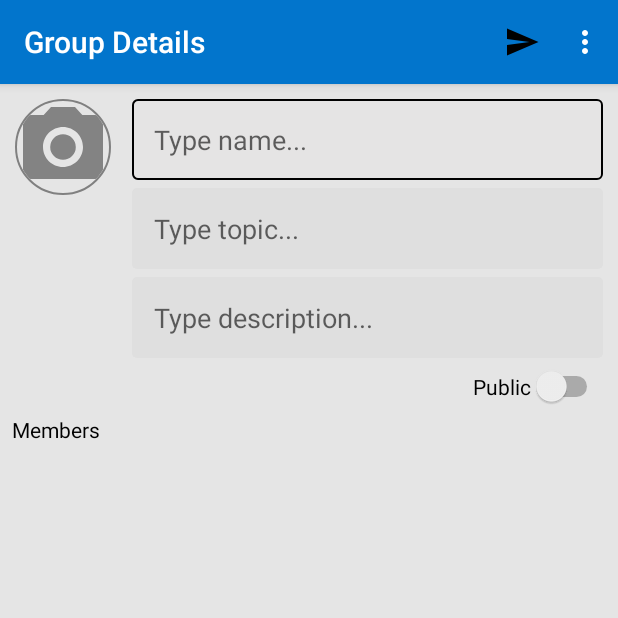
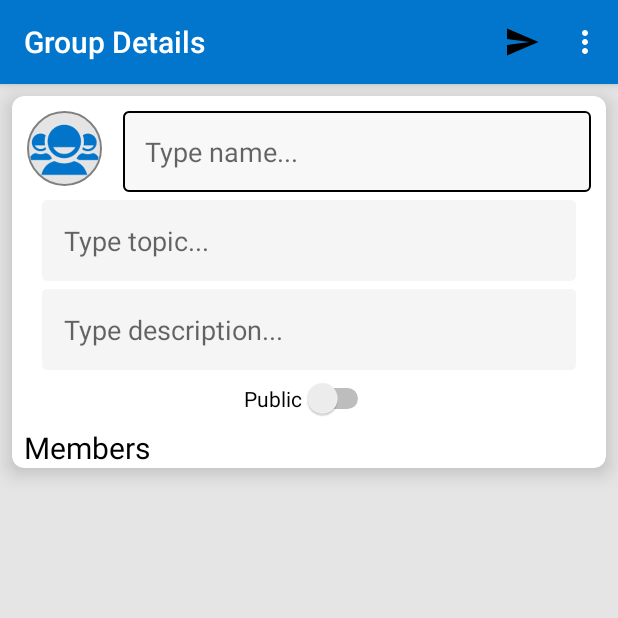
Before and after one commit to kunalms/Scintillato_chat, an Android app: the Group_Details screen opened directly, with no data from a screen before it, on a phone screen of 412 x 824 dp, the top half of it. Run offline under Robolectric (Android 15) with nearby library versions, the light colour scheme and no system bars; our stand-ins replace CircleImageView, Picasso; libraries missing offline, so code that uses them is left out: com.theartofdev.edmodo; pictures from the network do not load.

Commit message:
chat page ui done
image button onclick listner left

```diff
--- a/ScintillatoChat/app/src/main/java/com/scintillato/scintillatochat/Chat_Message_Single.java
+++ b/ScintillatoChat/app/src/main/java/com/scintillato/scintillatochat/Chat_Message_Single.java
@@ -10,12 +10,12 @@ import android.database.Cursor;
 import android.graphics.Bitmap;
 import android.icu.text.SimpleDateFormat;
 import android.icu.util.Calendar;
-import com.getbase.floatingactionbutton.FloatingActionButton;
 import com.squareup.picasso.Picasso;
 import com.timehop.stickyheadersrecyclerview.StickyRecyclerHeadersDecoration;
 
 import android.os.AsyncTask;
 import android.os.Environment;
+import android.support.design.widget.FloatingActionButton;
 import android.support.v7.app.AppCompatActivity;
 import android.os.Bundle;
 import android.support.v7.view.ActionMode;
@@ -110,7 +110,6 @@ public class Chat_Message_Single extends AppCompatActivity implements Chat_Messa
         relativeLayout=(RelativeLayout)activityName.findViewById(R.id.rl_custom_actionbar_layout);
         back=(ImageView)activityName.findViewById(R.id.iv_custom_actionbar_layout_back);
         send=(FloatingActionButton) findViewById(R.id.btn_message_chat_single_send);
-        send.setImageResource(R.drawable.ic_send24);
         message=(EditText)findViewById(R.id.et_message_chat_single_message);
         chat_list=new ArrayList<>();
         chat_RecyclerView=(RecyclerView)findViewById(R.id.rv_message_chat_single_chat);
--- a/ScintillatoChat/app/src/main/res/drawable/ic_action_clock.xml
+++ b/ScintillatoChat/app/src/main/res/drawable/ic_action_clock.xml
@@ -1,6 +1,6 @@
 <vector xmlns:android="http://schemas.android.com/apk/res/android"
-        android:width="14dp"
-        android:height="14dp"
+        android:width="12dp"
+        android:height="12dp"
         android:viewportWidth="24.0"
         android:viewportHeight="24.0">
     <path
--- a/ScintillatoChat/app/src/main/res/drawable/ic_photo_camera_black_24dp.xml
+++ b/ScintillatoChat/app/src/main/res/drawable/ic_photo_camera_black_24dp.xml
@@ -4,9 +4,9 @@
         android:viewportWidth="24.0"
         android:viewportHeight="24.0">
     <path
-        android:fillColor="#838383"
+        android:fillColor="#f4f4f4"
         android:pathData="M12,12m-3.2,0a3.2,3.2 0,1 1,6.4 0a3.2,3.2 0,1 1,-6.4 0"/>
     <path
-        android:fillColor="#838383"
+        android:fillColor="#f4f4f4"
         android:pathData="M9,2L7.17,4L4,4c-1.1,0 -2,0.9 -2,2v12c0,1.1 0.9,2 2,2h16c1.1,0 2,-0.9 2,-2L22,6c0,-1.1 -0.9,-2 -2,-2h-3.17L15,2L9,2zM12,17c-2.76,0 -5,-2.24 -5,-5s2.24,-5 5,-5 5,2.24 5,5 -2.24,5 -5,5z"/>
 </vector>
--- a/ScintillatoChat/app/src/main/res/layout/group_details.xml
+++ b/ScintillatoChat/app/src/main/res/layout/group_details.xml
@@ -1,4 +1,3 @@
-
 <RelativeLayout xmlns:android="http://schemas.android.com/apk/res/android"
     xmlns:tools="http://schemas.android.com/tools"
     android:layout_width="match_parent"
@@ -7,15 +6,24 @@
     tools:context="com.scintillato.scintillatochat.Group_Details">
 
 
+    <android.support.v7.widget.CardView
+        android:layout_width="match_parent"
+        android:layout_height="wrap_content"
+        android:id="@+id/cardview_group_details"
+        android:layout_margin="8dp"
+        app:cardElevation="8dp"
+        app:cardCornerRadius="8dp">
+        <RelativeLayout
+            android:layout_width="match_parent"
+            android:layout_height="wrap_content">
 
             <de.hdodenhof.circleimageview.CircleImageView
                 android:id="@+id/iv_group_details_image"
-        android:layout_width="64dp"
-        android:layout_height="64dp"
+                android:layout_width="50dp"
+                android:layout_height="50dp"
                 android:layout_alignParentTop="true"
-        android:src="@drawable/ic_photo_camera_black_24dp"
+                android:src="@drawable/groupprofile100"
                 app:civ_border_color="@color/half_black"
-        app:civ_fill_color="@color/light_grey"
                 app:civ_border_width="1dp"
                 android:layout_marginTop="10dp"
                 android:layout_marginLeft="10dp"/>
@@ -42,20 +50,17 @@
                 android:layout_marginRight="10dp"
                 android:layout_height="wrap_content"
                 android:hint="Type topic..."
-        android:layout_alignLeft="@id/et_group_details_name"
+                android:layout_marginLeft="30dp"
                 android:layout_below="@+id/et_group_details_name"
                 android:layout_centerHorizontal="true"
                 android:background="@drawable/textview_back_black"
                 android:layout_marginTop="5dp"
-
                 android:ems="10" >
             </EditText>
 
             <EditText
                 android:id="@+id/et_group_details_description"
                 android:layout_width="match_parent"
-        android:layout_marginRight="10dp"
-        android:layout_alignStart="@+id/et_group_details_name"
                 android:hint="Type description..."
                 android:scrollbars="vertical"
                 android:layout_height="wrap_content"
@@ -64,7 +69,8 @@
                 android:ems="10"
                 android:inputType="textMultiLine"
                 android:maxHeight="100dp"
-        android:layout_alignLeft="@+id/et_group_details_name"
+                android:layout_alignLeft="@+id/et_group_details_topic"
+                android:layout_alignRight="@id/et_group_details_topic"
                 android:layout_marginTop="5dp"
                 android:background="@drawable/textview_back_black">
             </EditText>
@@ -74,28 +80,30 @@
                 android:text="Public"
                 android:id="@+id/switch_group_details_status"
                 android:layout_below="@+id/et_group_details_description"
-        android:layout_alignRight="@id/et_group_details_name"
                 android:checked="false"
                 android:buttonTint="@color/cyan"
-        android:layout_marginTop="5dp"/>
+                android:layout_marginTop="5dp"
+                android:layout_centerHorizontal="true"/>
 
             <TextView
                 android:layout_width="wrap_content"
                 android:layout_height="wrap_content"
                 android:text="Members"
                 android:textColor="@color/black"
+                android:textSize="20dp"
                 android:layout_below="@+id/switch_group_details_status"
                 android:layout_marginLeft="@dimen/parent_margin_left"
                 android:layout_marginTop="5dp"/>
 
+        </RelativeLayout>
+    </android.support.v7.widget.CardView>
 
     <ListView
-            android:layout_marginTop="30dp"
             android:id="@+id/lv_group_details_members"
             android:layout_width="match_parent"
             android:layout_height="wrap_content"
             android:layout_alignParentLeft="true"
-            android:layout_below="@+id/switch_group_details_status">
+            android:layout_below="@+id/cardview_group_details">
 
     </ListView>
 
--- a/ScintillatoChat/app/src/main/res/layout/group_details_public.xml
+++ b/ScintillatoChat/app/src/main/res/layout/group_details_public.xml
@@ -2,8 +2,8 @@
     xmlns:tools="http://schemas.android.com/tools"
     android:layout_width="match_parent"
     android:layout_height="match_parent"
-    android:background="@drawable/verifyback"
     tools:context="com.scintillato.scintillatochat.Group_Details_Public" >
+
 
     <EditText
         android:id="@+id/et_group_details_public_name"
```
Also changed, not shown: ScintillatoChat/app/src/main/res/drawable-mdpi/message_notification_background.xml (+5 -4 lines), ScintillatoChat/app/src/main/res/drawable/attachment_black_24dp.xml (added, +9 -0 lines), ScintillatoChat/app/src/main/res/drawable/imagebutton_back.xml (added, +17 -0 lines), ScintillatoChat/app/src/main/res/layout/chat_message_single.xml (+49 -39 lines), ScintillatoChat/app/src/main/res/layout/chat_page_row.xml (+55 -30 lines), ScintillatoChat/app/src/main/res/layout/group_details_row.xml (+9 -4 lines). Lines whose indentation alone changed are shown as unchanged.
